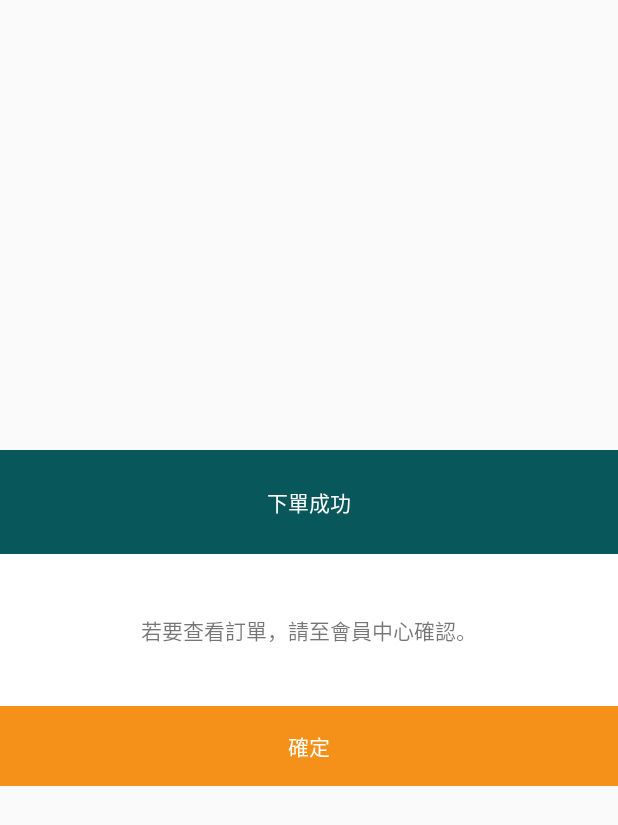
After one commit to 402850431/FishHackathon, an Android app: the layout custom_dialog_one_button.xml on its own in the app's theme, with its tools: preview values and no code run, on a phone screen of 412 x 824 dp. The commit adds this screen. Shown: the top 825 px of the screen. Run offline under Robolectric (Android 15) with nearby library versions, the phone set to English and light mode, and no system bars.

Commit message:
connect pay

```diff
--- a/app/src/main/res/layout/activity_buy.xml
+++ b/app/src/main/res/layout/activity_buy.xml
@@ -5,6 +5,9 @@
     android:layout_width="match_parent"
     android:layout_height="match_parent"
     android:orientation="vertical"
+    android:background="@android:color/white"
+    android:clickable="true"
+    android:id="@+id/buyFrame"
     tools:context="cheryl.fishackathon.CameraActivity">
 
     <ScrollView
@@ -125,6 +128,7 @@
         android:layout_width="match_parent"
         android:layout_height="match_parent">
         <Button
+            android:id="@+id/buyBtn"
             android:layout_width="match_parent"
             android:layout_height="wrap_content"
             android:background="@color/colorAccent2"
--- a/app/src/main/res/layout/card.xml
+++ b/app/src/main/res/layout/card.xml
@@ -47,8 +47,9 @@
                     android:orientation="horizontal">
 
                 <ImageView
-                    android:layout_width="26dp"
+                    android:layout_width="30dp"
                     android:layout_height="match_parent"
+                    android:padding="4dp"
                     android:src="@mipmap/clock"
                     android:tint="@android:color/holo_red_dark"/>
                 <TextView
--- /dev/null
+++ b/app/src/main/res/layout/custom_dialog_one_button.xml
@@ -0,0 +1,74 @@
+<?xml version="1.0" encoding="utf-8"?>
+<LinearLayout xmlns:android="http://schemas.android.com/apk/res/android"
+    xmlns:app="http://schemas.android.com/apk/res-auto"
+    xmlns:tools="http://schemas.android.com/tools"
+    android:layout_width="match_parent"
+    android:layout_height="wrap_content"
+    android:layout_gravity="center"
+    android:orientation="vertical">
+
+    <FrameLayout
+        android:id="@+id/frameLayout"
+        android:layout_width="match_parent"
+        android:layout_height="wrap_content"
+        app:layout_constraintLeft_toLeftOf="@+id/guideline10"
+        app:layout_constraintRight_toLeftOf="@+id/guideline11"
+        android:background="@color/colorPrimary"
+        android:paddingTop="24dp"
+        android:paddingBottom="24dp">
+
+        <TextView
+            android:id="@+id/titleTv"
+            android:textColor="@android:color/white"
+            android:layout_width="match_parent"
+            android:layout_height="wrap_content"
+            android:text="@string/title"
+            android:textAlignment="center" />
+    </FrameLayout>
+
+    <LinearLayout
+        android:layout_width="match_parent"
+        android:layout_height="wrap_content"
+        android:background="@android:color/white"
+        android:orientation="vertical"
+        app:layout_constraintLeft_toLeftOf="@+id/guideline10"
+        app:layout_constraintRight_toLeftOf="@+id/guideline11"
+        app:layout_constraintTop_toBottomOf="@+id/frameLayout">
+
+        <TextView
+            android:paddingTop="40dp"
+            android:paddingBottom="40dp"
+            android:id="@+id/contentTv"
+            android:layout_width="match_parent"
+            android:layout_height="match_parent"
+            android:text="@string/content"
+            android:textAlignment="center" />
+
+
+        <TextView
+            android:id="@+id/yesTv"
+            android:layout_width="match_parent"
+            android:layout_height="wrap_content"
+            android:background="@color/middlePink"
+            android:padding="16dp"
+            android:text="@string/ok"
+            android:textAlignment="center"
+            android:textColor="@android:color/white" />
+
+    </LinearLayout>
+
+    <android.support.constraint.Guideline
+        android:layout_width="wrap_content"
+        android:layout_height="wrap_content"
+        android:id="@+id/guideline10"
+        android:orientation="vertical"
+        app:layout_constraintGuide_percent="0.1" />
+
+    <android.support.constraint.Guideline
+        android:layout_width="wrap_content"
+        android:layout_height="wrap_content"
+        android:id="@+id/guideline11"
+        android:orientation="vertical"
+        app:layout_constraintGuide_percent="0.9" />
+
+</LinearLayout>
--- a/app/src/main/res/values/colors.xml
+++ b/app/src/main/res/values/colors.xml
@@ -4,4 +4,6 @@
     <color name="colorPrimaryDark">#003B46</color>
     <color name="colorAccent">#F59018</color>
     <color name="colorAccent2">#cbb37b</color>
+    <color name="middlePink">#F59018</color>
+
 </resources>
--- a/app/src/main/res/values/strings.xml
+++ b/app/src/main/res/values/strings.xml
@@ -8,5 +8,8 @@
     <string name="title_activity_buy_succeed">BuySucceedActivity</string>
     <string name="pick_image_intent_text">選擇圖片</string>
     <string name="label_select_picture">Select Picture</string>
+    <string name="title">下單成功</string>
+    <string name="content">若要查看訂單，請至會員中心確認。</string>
+    <string name="ok">確定</string>
 
 </resources>
```
Also changed, not shown: app/src/main/AndroidManifest.xml (+7 -8 lines), app/src/main/java/cheryl/fishackathon/BuyActivity.java (+12 -0 lines), app/src/main/java/cheryl/fishackathon/Dialog/MyDialog.java (added, +82 -0 lines), app/src/main/java/cheryl/fishackathon/Dialog/MyDialogListener.java (added, +10 -0 lines), app/src/main/java/cheryl/fishackathon/PayFragment.java (+30 -17 lines), app/src/main/java/cheryl/fishackathon/PaySureFragment.java (+12 -10 lines), app/src/main/java/cheryl/fishackathon/ReplaceFragmentTool.java (added, +68 -0 lines), app/src/main/res/layout/fragment_pay.xml (+9 -1 lines), app/src/main/res/layout/fragment_pay_sure.xml (+4 -4 lines).
